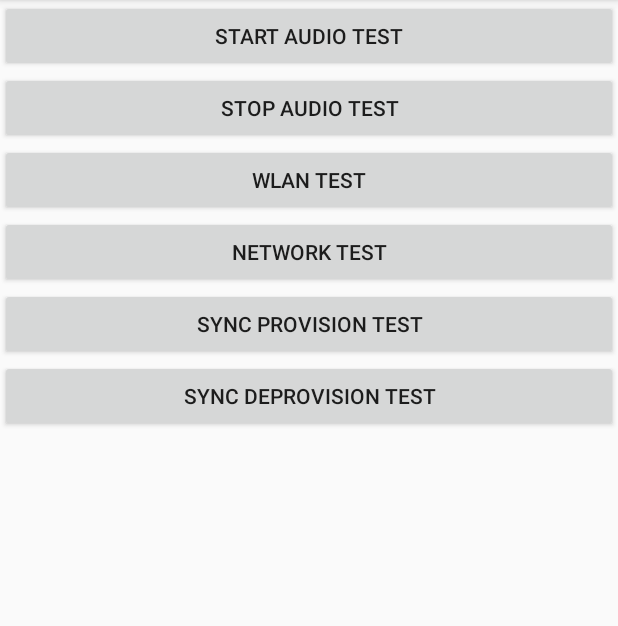
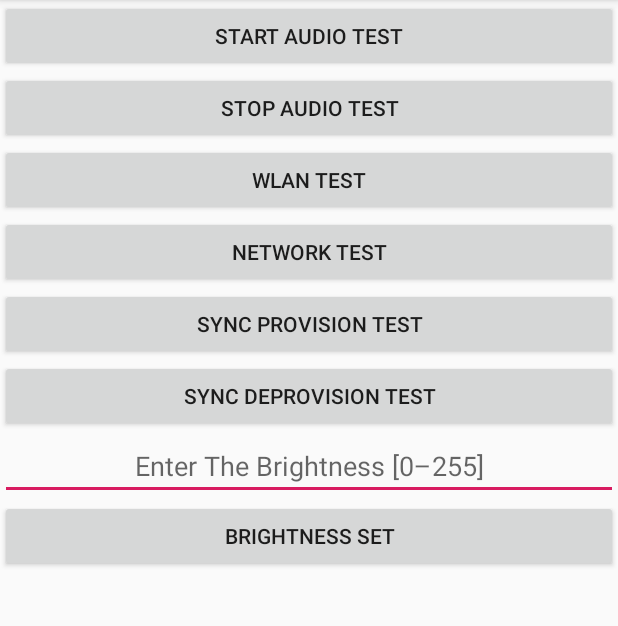
Before and after one commit to ddevassy/SeamTestApp, an Android app: the screen it shows after launch (MainActivity), on a phone screen of 412 x 824 dp, the part 84-710 px from its top. Run offline under Robolectric (Android 15) with nearby library versions, the phone set to English and light mode, and no system bars.

Commit message:
Added brightness Test

```diff
--- a/app/src/main/AndroidManifest.xml
+++ b/app/src/main/AndroidManifest.xml
@@ -1,9 +1,12 @@
 <?xml version="1.0" encoding="utf-8"?>
 <manifest xmlns:android="http://schemas.android.com/apk/res/android"
+    xmlns:tools="http://schemas.android.com/tools"
     package="com.example.andy.seamtestapp">
     <uses-permission android:name="android.Manifest.permission.ACCESS_WIFI_STATE" />
     <uses-permission android:name="android.permission.ACCESS_WIFI_STATE"/>
     <uses-permission android:name="android.permission.ACCESS_NETWORK_STATE"/>
+    <uses-permission android:name="android.permission.WRITE_SETTINGS"
+        tools:ignore="ProtectedPermissions" />
     <application
         android:allowBackup="true"
         android:icon="@mipmap/ic_launcher"
@@ -22,6 +25,7 @@
         <service android:name="com.example.andy.seamtestapp.wlanservice"/>
         <service android:name="com.example.andy.seamtestapp.networkservice"/>
         <service android:name="com.example.andy.seamtestapp.syncservice"/>
+        <service android:name="com.example.andy.seamtestapp.brightnessservice"/>
     </application>
 
 </manifest>
--- a/app/src/main/java/com/example/andy/seamtestapp/MainActivity.java
+++ b/app/src/main/java/com/example/andy/seamtestapp/MainActivity.java
@@ -1,17 +1,22 @@
 package com.example.andy.seamtestapp;
 
 import android.content.Intent;
+import android.net.Uri;
+import android.os.Build;
+import android.provider.Settings;
 import android.support.v7.app.AppCompatActivity;
 import android.os.Bundle;
 import android.view.View;
 import android.util.Log;
 import android.widget.Button;
+import android.widget.EditText;
 
 
 public class MainActivity extends AppCompatActivity implements View.OnClickListener {
 
-    private Button mediastart, mediastop, checkwlan, checknw, syncprovision, syncdeprovision;
+    private Button mediastart, mediastop, checkwlan, checknw, syncprovision, syncdeprovision, brightness;
     private static final String TAG = "SeamTestApp";
+    private EditText editText;
 
     @Override
     protected void onCreate(Bundle savedInstanceState) {
@@ -24,7 +29,7 @@ public class MainActivity extends AppCompatActivity implements View.OnClickListe
         checknw = (Button) findViewById(R.id.buttonNW);
         syncprovision = (Button) findViewById(R.id.buttonProvision);
         syncdeprovision = (Button) findViewById(R.id.buttonDeProvision);
-
+        brightness = (Button) findViewById(R.id.buttonBrightness);
 
         mediastart.setOnClickListener(this);
         mediastop.setOnClickListener(this);
@@ -32,6 +37,10 @@ public class MainActivity extends AppCompatActivity implements View.OnClickListe
         checknw.setOnClickListener(this);
         syncprovision.setOnClickListener(this);
         syncdeprovision.setOnClickListener(this);
+        brightness.setOnClickListener(this);
+
+        editText = (EditText) findViewById(R.id.editBrightness);
+
         Log.d(TAG,"On onCreate" );
 
     }
@@ -50,13 +59,28 @@ public class MainActivity extends AppCompatActivity implements View.OnClickListe
         } else if (view == checknw) {
             Log.d(TAG,"Pressed NetWork Test Button" );
             startService(new Intent(this, networkservice.class));
-        }else if (view == syncprovision) {
+        } else if (view == syncprovision) {
             Log.d(TAG,"Pressed Sync Provision Test Button" );
             startService(new Intent(this, syncservice.class));
-        }else if (view == syncdeprovision) {
+        } else if (view == syncdeprovision) {
             Log.d(TAG,"Pressed Sync DeProvision Test Button" );
             startService(new Intent(this, syncservice.class));
+        } else if (view == brightness) {
+            Log.d(TAG,"Pressed brightness Test Button" );
+            if (Build.VERSION.SDK_INT >= Build.VERSION_CODES.M) {
+                if (Settings.System.canWrite(this)) {
+                    Log.d(TAG,"Already have the permission for Brightness" );
+                } else {
+                    Intent intent = new Intent(android.provider.Settings.ACTION_MANAGE_WRITE_SETTINGS);
+                    intent.setData(Uri.parse("package:" + this.getPackageName()));
+                    intent.addFlags(Intent.FLAG_ACTIVITY_NEW_TASK);
+                    startActivity(intent);
+                    Log.d(TAG,"Setting up permission for Brightness" );
+                }
+            }
+            Intent intent = new Intent(this, brightnessservice.class);
+            intent.putExtra("editText", editText.getText().toString());
+            startService(intent);
         }
     }
-
 }
--- a/app/src/main/res/layout/activity_main.xml
+++ b/app/src/main/res/layout/activity_main.xml
@@ -4,48 +4,75 @@
     xmlns:tools="http://schemas.android.com/tools"
     android:layout_width="match_parent"
     android:layout_height="match_parent"
+    android:visibility="visible"
     tools:context=".MainActivity">
 
     <LinearLayout
+        android:id="@+id/linearLayout"
         android:layout_width="match_parent"
-        android:layout_height="match_parent"
-        android:orientation="vertical">
+        android:layout_height="0dp"
+        android:orientation="vertical"
+        app:layout_constraintBottom_toBottomOf="parent"
+        app:layout_constraintEnd_toEndOf="parent"
+        app:layout_constraintHorizontal_bias="0.5"
+        app:layout_constraintStart_toStartOf="parent"
+        app:layout_constraintTop_toTopOf="parent">
 
         <Button
             android:id="@+id/buttonAudioStart"
             android:layout_width="match_parent"
             android:layout_height="wrap_content"
-            android:text="Start Audio Test" />
+            android:text="@string/start_audio_test" />
 
         <Button
             android:id="@+id/buttonAudioStop"
             android:layout_width="match_parent"
             android:layout_height="wrap_content"
-            android:text="Stop Audio Test" />
+            android:text="@string/stop_audio_test" />
 
         <Button
             android:id="@+id/buttonWifi"
             android:layout_width="match_parent"
             android:layout_height="wrap_content"
-            android:text="WLAN Test" />
+            android:text="@string/wlan_test" />
 
         <Button
             android:id="@+id/buttonNW"
             android:layout_width="match_parent"
             android:layout_height="wrap_content"
-            android:text="Network Test" />
+            android:text="@string/network_test" />
 
         <Button
             android:id="@+id/buttonProvision"
             android:layout_width="match_parent"
             android:layout_height="wrap_content"
-            android:text="Sync Provision test" />
+            android:text="@string/sync_provision_test" />
 
         <Button
             android:id="@+id/buttonDeProvision"
             android:layout_width="match_parent"
             android:layout_height="wrap_content"
-            android:text="Sync DeProvision test" />
+            android:text="@string/sync_deprovision_test" />
+
+        <EditText
+            android:id="@+id/editBrightness"
+            android:layout_width="match_parent"
+            android:layout_height="wrap_content"
+            android:autofillHints="[0-255]"
+            android:ems="10"
+            android:gravity="center"
+            android:hint="Enter The Brightness [0–255]"
+            android:inputType="number"
+            android:text="@string/editBrightness" />
+
+        <Button
+            android:id="@+id/buttonBrightness"
+            android:layout_width="match_parent"
+            android:layout_height="wrap_content"
+            android:onClick="onClick"
+            android:text="@string/brightness" />
+
+
     </LinearLayout>
 
 </android.support.constraint.ConstraintLayout>
--- a/app/src/main/res/values/strings.xml
+++ b/app/src/main/res/values/strings.xml
@@ -1,3 +1,11 @@
 <resources>
     <string name="app_name">My Application</string>
+    <string name="network_test">Network Test</string>
+    <string name="sync_provision_test">Sync Provision test</string>
+    <string name="start_audio_test">Start Audio Test</string>
+    <string name="stop_audio_test">Stop Audio Test</string>
+    <string name="wlan_test">WLAN Test</string>
+    <string name="sync_deprovision_test">Sync DeProvision test</string>
+    <string name="editBrightness"> </string>
+    <string name="brightness">Brightness Set</string>
 </resources>
```
Also changed, not shown: app/src/main/java/com/example/andy/seamtestapp/brightnessservice.java (added, +51 -0 lines).
